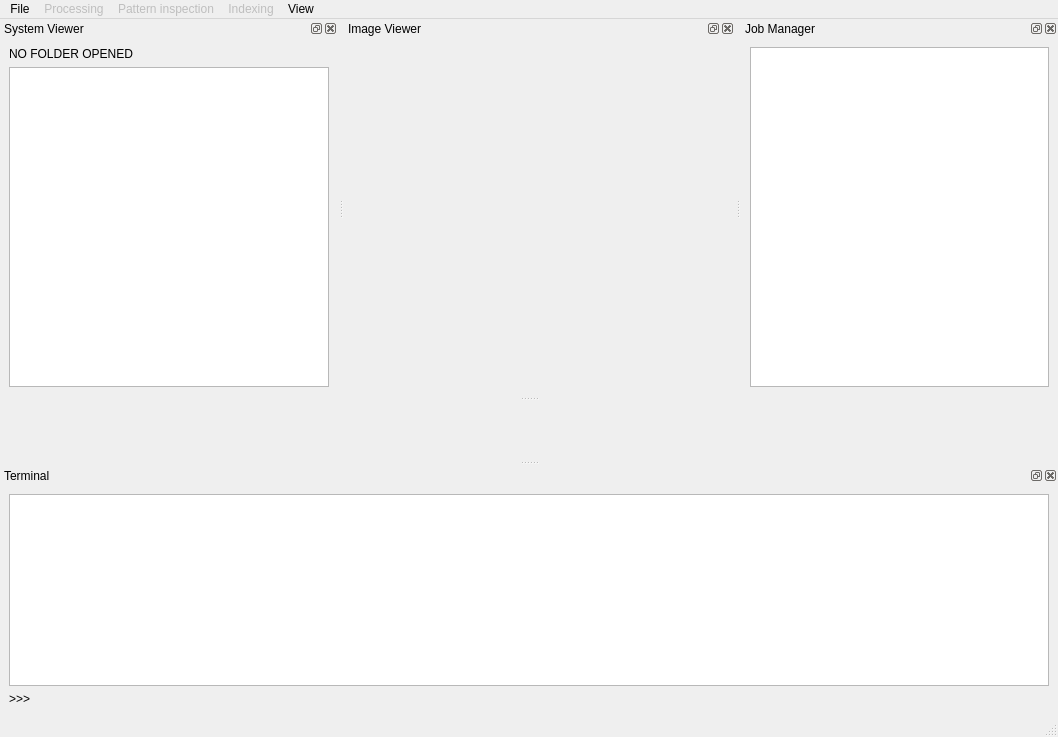
The window that ui/main_window.ui (EBSP-Indexer/EBSP-Indexer) describes before a commit, drawn with Qt 5.
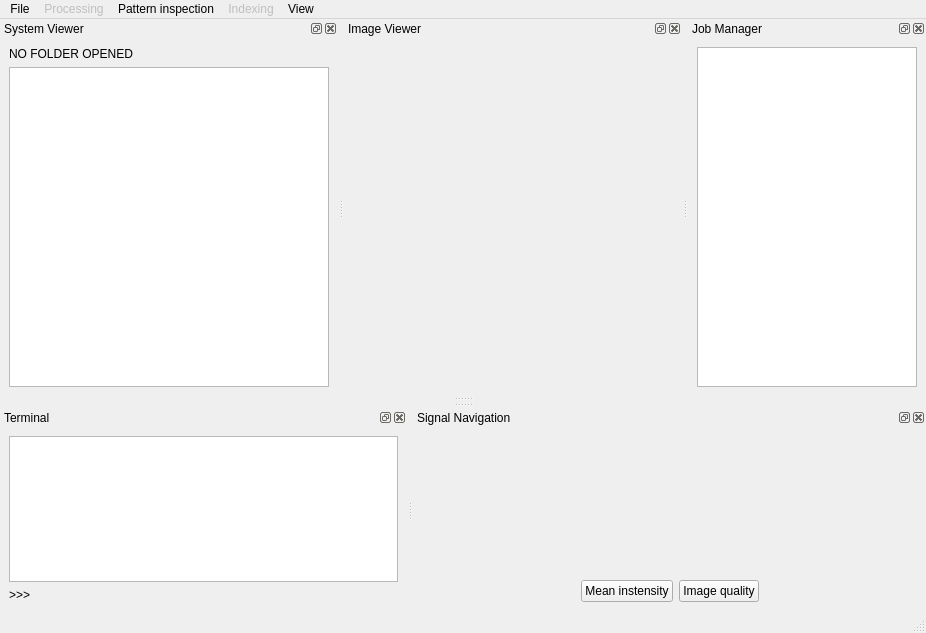
The same window after the commit. Icons and pictures are not drawn. Custom widgets are drawn as their Qt base class.

Commit message: New signal navigator in main

```diff
--- a/ui/main_window.ui
+++ b/ui/main_window.ui
@@ -9,8 +9,8 @@
    <rect>
     <x>0</x>
     <y>0</y>
-    <width>1058</width>
-    <height>737</height>
+    <width>926</width>
+    <height>633</height>
    </rect>
   </property>
   <property name="sizePolicy">
@@ -58,8 +58,8 @@
     <rect>
      <x>0</x>
      <y>0</y>
-     <width>1058</width>
-     <height>26</height>
+     <width>926</width>
+     <height>22</height>
     </rect>
    </property>
    <widget class="QMenu" name="menuFile">
@@ -83,7 +83,7 @@
    </widget>
    <widget class="QMenu" name="menuPlot">
     <property name="enabled">
-     <bool>false</bool>
+     <bool>true</bool>
     </property>
     <property name="title">
      <string>Pattern inspection</string>
@@ -311,6 +311,128 @@
     </layout>
    </widget>
   </widget>
+  <widget class="QDockWidget" name="dockWidgetSignalNavigation">
+   <property name="sizePolicy">
+    <sizepolicy hsizetype="Minimum" vsizetype="Minimum">
+     <horstretch>0</horstretch>
+     <verstretch>0</verstretch>
+    </sizepolicy>
+   </property>
+   <property name="minimumSize">
+    <size>
+     <width>346</width>
+     <height>137</height>
+    </size>
+   </property>
+   <property name="windowTitle">
+    <string>Signal Navigation</string>
+   </property>
+   <attribute name="dockWidgetArea">
+    <number>8</number>
+   </attribute>
+   <widget class="QWidget" name="dockWidgetContents_2">
+    <layout class="QVBoxLayout" name="verticalLayout">
+     <item>
+      <layout class="QHBoxLayout" name="horizontalLayout_2">
+       <item>
+        <widget class="MplWidget" name="navigatorMplWidget" native="true">
+         <property name="enabled">
+          <bool>true</bool>
+         </property>
+         <property name="sizePolicy">
+          <sizepolicy hsizetype="Expanding" vsizetype="Expanding">
+           <horstretch>0</horstretch>
+           <verstretch>0</verstretch>
+          </sizepolicy>
+         </property>
+         <property name="minimumSize">
+          <size>
+           <width>0</width>
+           <height>0</height>
+          </size>
+         </property>
+         <property name="autoFillBackground">
+          <bool>false</bool>
+         </property>
+         <property name="styleSheet">
+          <string notr="true">background-color: transparent</string>
+         </property>
+        </widget>
+       </item>
+       <item>
+        <widget class="MplWidget" name="signalMplWidget" native="true">
+         <property name="sizePolicy">
+          <sizepolicy hsizetype="Expanding" vsizetype="Expanding">
+           <horstretch>0</horstretch>
+           <verstretch>0</verstretch>
+          </sizepolicy>
+         </property>
+         <property name="minimumSize">
+          <size>
+           <width>0</width>
+           <height>0</height>
+          </size>
+         </property>
+         <property name="autoFillBackground">
+          <bool>false</bool>
+         </property>
+         <property name="styleSheet">
+          <string notr="true">background-color: transparent</string>
+         </property>
+        </widget>
+       </item>
+      </layout>
+     </item>
+     <item>
+      <layout class="QHBoxLayout" name="horizontalLayout_3">
+       <item>
+        <spacer name="horizontalSpacer_2">
+         <property name="orientation">
+          <enum>Qt::Horizontal</enum>
+         </property>
+         <property name="sizeHint" stdset="0">
+          <size>
+           <width>40</width>
+           <height>20</height>
+          </size>
+         </property>
+        </spacer>
+       </item>
+       <item>
+        <widget class="QPushButton" name="pushButtonMeanNav">
+         <property name="whatsThis">
+          <string/>
+         </property>
+         <property name="text">
+          <string>Mean instensity</string>
+         </property>
+        </widget>
+       </item>
+       <item>
+        <widget class="QPushButton" name="pushButtonIQNav">
+         <property name="text">
+          <string>Image quality</string>
+         </property>
+        </widget>
+       </item>
+       <item>
+        <spacer name="horizontalSpacer">
+         <property name="orientation">
+          <enum>Qt::Horizontal</enum>
+         </property>
+         <property name="sizeHint" stdset="0">
+          <size>
+           <width>40</width>
+           <height>20</height>
+          </size>
+         </property>
+        </spacer>
+       </item>
+      </layout>
+     </item>
+    </layout>
+   </widget>
+  </widget>
   <action name="actionOpen_Workfolder">
    <property name="icon">
     <iconset resource="../resources.qrc">
```
Left out of the diff: 68 changed lines with no effect on the pictures. The commit also changes 3 other files.
